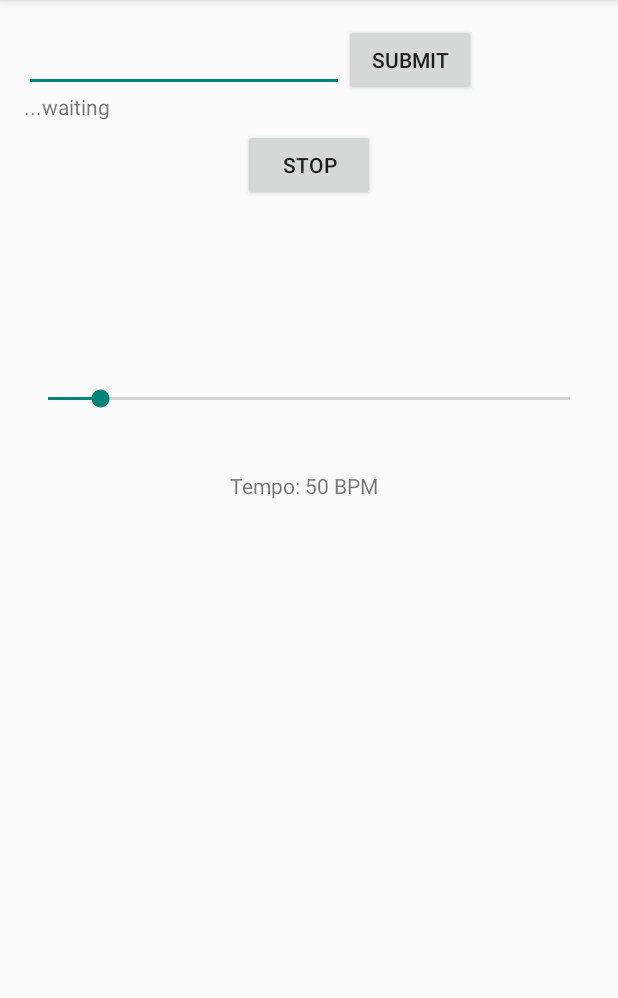
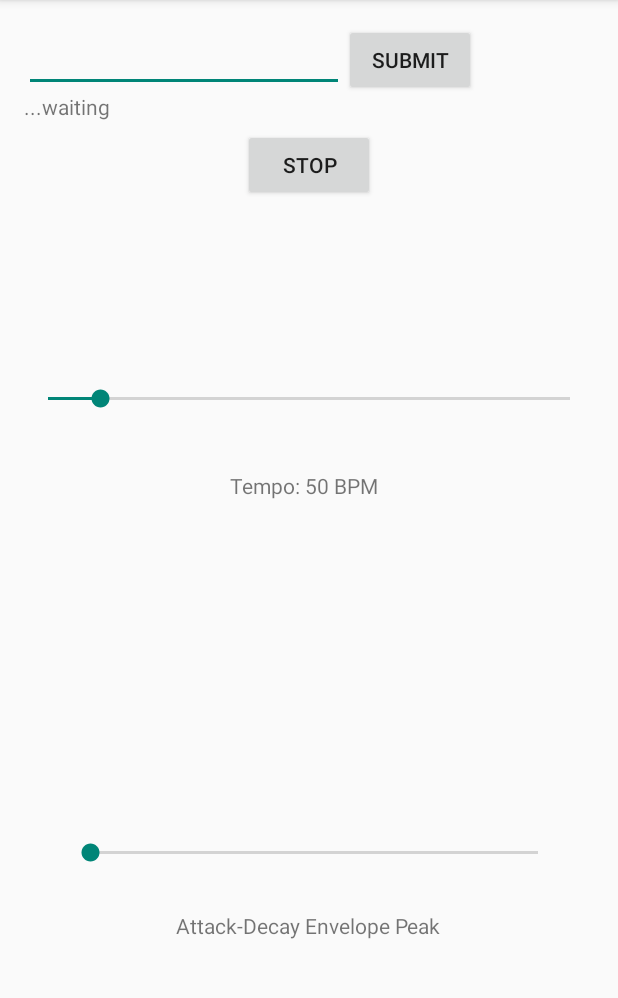
Before and after one commit to obrecht3/ECE420Projects, an Android app: the screen it shows after launch (MainActivity), on a phone screen of 412 x 824 dp, the part 84-1082 px from its top. Run offline under Robolectric (Android 15) with nearby library versions, the phone set to English and light mode, and no system bars; 7 statements that could not run were skipped.

Commit message:
Envelope Creation and XML UI Update

```diff
--- a/FinalProjectAndroid/app/src/main/java/com/ece420/lab3/MainActivity.java
+++ b/FinalProjectAndroid/app/src/main/java/com/ece420/lab3/MainActivity.java
@@ -66,6 +66,9 @@ public class MainActivity extends Activity
     Button submitButton;
     SeekBar frequencySeekBar;
     TextView tempo_TextView;
+    TextView envelope_TextView;
+    SeekBar envelopeSeekBar;
+
 
 
     String  nativeSampleRate;
@@ -153,6 +156,29 @@ public class MainActivity extends Activity
             public void onStopTrackingTouch(SeekBar seekBar) {}
         });
         frequencySeekBar.setProgress(10);
+
+        //set up envelope_TextView
+        envelope_TextView = (TextView) findViewById(R.id.envelope_TextView);
+        envelope_TextView.setText("Attack-Decay Envelope Peak");
+
+        //set upt envelopeSeekBar
+        envelopeSeekBar = (SeekBar) findViewById(R.id.envelopeSeekBar);
+        envelopeSeekBar.setOnSeekBarChangeListener(new SeekBar.OnSeekBarChangeListener() {
+            @Override
+            public void onProgressChanged(SeekBar seekBar, int i, boolean b) {
+                int envelopePeakPosition = i;
+                writeNewEnvelopePeakPosition(envelopePeakPosition);
+            }
+
+            @Override
+            public void onStartTrackingTouch(SeekBar seekBar) {}
+
+            @Override
+            public void onStopTrackingTouch(SeekBar seekBar) {}
+        });
+
+
+
 
         // Copied from OnClick handler
         if (ActivityCompat.checkSelfPermission(this, Manifest.permission.RECORD_AUDIO) !=
@@ -338,5 +364,6 @@ public class MainActivity extends Activity
     public static native void stopPlay();
     public static native void getNotesInput(String input);
     public static native void writeNewTempo(int tempo);
+    public static native void writeNewEnvelopePeakPosition(int position);
 
 }
--- a/FinalProjectAndroid/app/src/main/res/layout/activity_main.xml
+++ b/FinalProjectAndroid/app/src/main/res/layout/activity_main.xml
@@ -60,4 +60,25 @@
         android:layout_marginTop="298dp"
         android:text="Tempo: " />
 
+    <SeekBar
+        android:id="@+id/envelopeSeekBar"
+        android:layout_width="378dp"
+        android:layout_height="47dp"
+        android:layout_alignParentStart="true"
+        android:layout_alignParentEnd="true"
+        android:layout_alignParentBottom="true"
+        android:layout_centerHorizontal="true"
+        android:layout_marginStart="28dp"
+        android:layout_marginEnd="21dp"
+        android:layout_marginBottom="159dp" />
+
+    <TextView
+        android:id="@+id/envelope_TextView"
+        android:layout_width="wrap_content"
+        android:layout_height="wrap_content"
+        android:layout_alignParentBottom="true"
+        android:layout_centerHorizontal="true"
+        android:layout_marginBottom="125dp"
+        android:text="Attack-Decay Envelope Peak" />
+
 </RelativeLayout>
```
Also changed, not shown: 3 other files.
